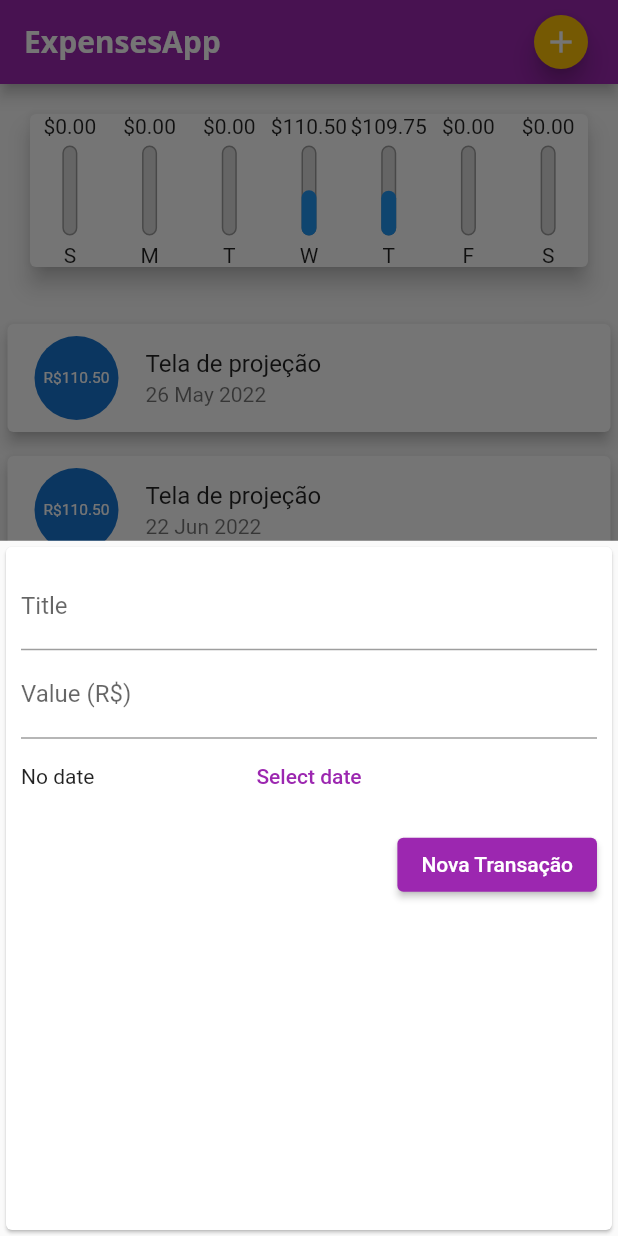
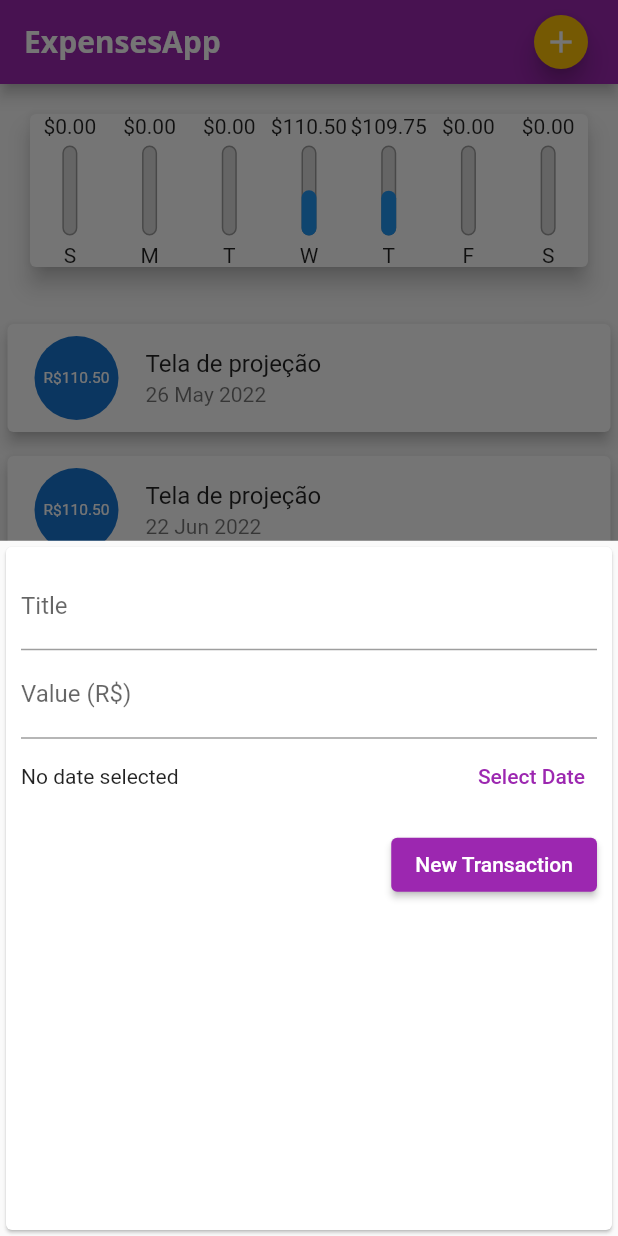
Before and after one commit to AllanCicceri/ExpensesApp, a Flutter app: the screen it shows after launch, after a tap on the "add" icon, on a phone screen of 412 x 824 dp. Run offline on Flutter 3.47's test engine with Material 2 defaults, Android fonts, the phone set to English and light mode, and no system bars; missing offline and left inert: dart:ffi.

Commit message:
refact: datepicker layout and state adjustments

```diff
--- a/lib/components/transaction_form.dart
+++ b/lib/components/transaction_form.dart
@@ -1,4 +1,5 @@
 import 'package:flutter/material.dart';
+import 'package:intl/intl.dart';
 
 class TransactionForm extends StatefulWidget {
   final void Function(String, double) onSubmit;
@@ -12,6 +13,7 @@ class TransactionForm extends StatefulWidget {
 class _TransactionFormState extends State<TransactionForm> {
   TextEditingController titleController = TextEditingController();
   TextEditingController valueController = TextEditingController();
+  DateTime? _selectedDate;
 
   @override
   Widget build(BuildContext context) {
@@ -24,6 +26,21 @@ class _TransactionFormState extends State<TransactionForm> {
       }
 
       widget.onSubmit(title, value);
+    }
+
+    _showDatePicker() {
+      showDatePicker(
+        context: context,
+        initialDate: DateTime.now(),
+        firstDate: DateTime.now().subtract(Duration(days: 365)),
+        lastDate: DateTime.now().add(Duration(days: 365)),
+      ).then((pickedDate) {
+        if (pickedDate != null) {
+          setState(() {
+            _selectedDate = pickedDate;
+          });
+        }
+      });
     }
 
     return Card(
@@ -44,13 +61,14 @@ class _TransactionFormState extends State<TransactionForm> {
               height: 50,
               child: Row(
                 children: [
-                  Text('No date'),
-                  SizedBox(
-                    width: 100,
+                  Expanded(
+                    child: Text(_selectedDate == null
+                        ? 'No date selected'
+                        : DateFormat('dd/MM/y').format(_selectedDate!)),
                   ),
                   TextButton(
-                    onPressed: () {},
-                    child: Text('Select date'),
+                    onPressed: _showDatePicker,
+                    child: Text('Select Date'),
                   )
                 ],
               ),
@@ -62,7 +80,7 @@ class _TransactionFormState extends State<TransactionForm> {
                 children: [
                   ElevatedButton(
                     onPressed: _submitForm,
-                    child: Text('Nova Transação'),
+                    child: Text('New Transaction'),
                   ),
                 ],
               ),
```
